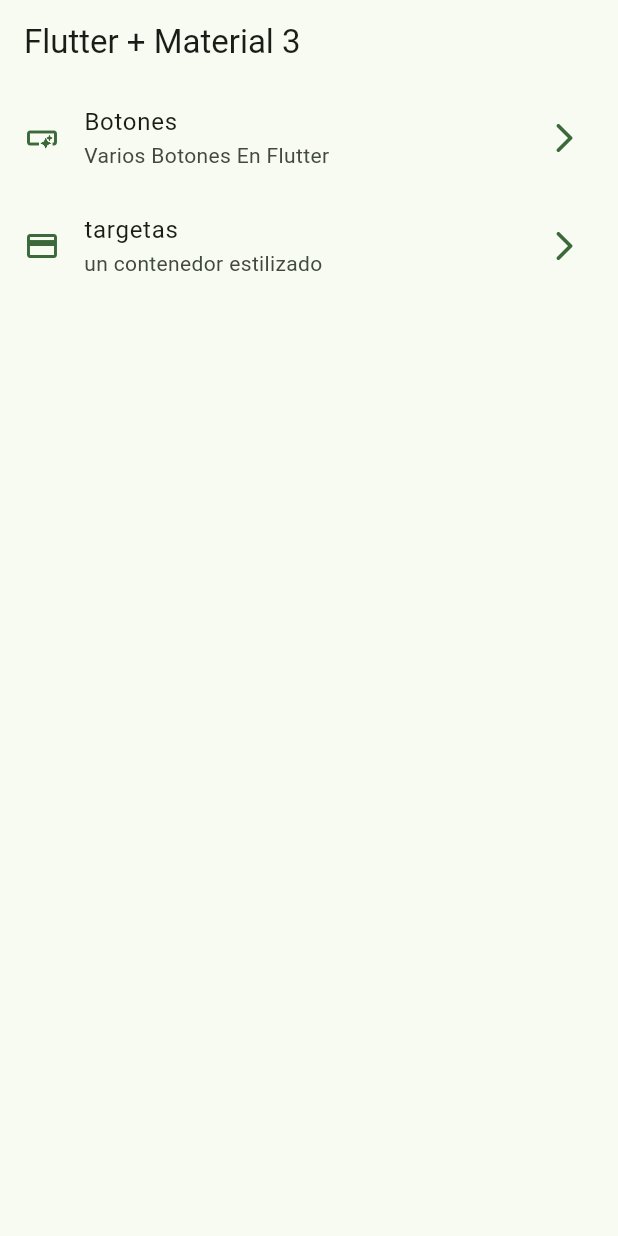
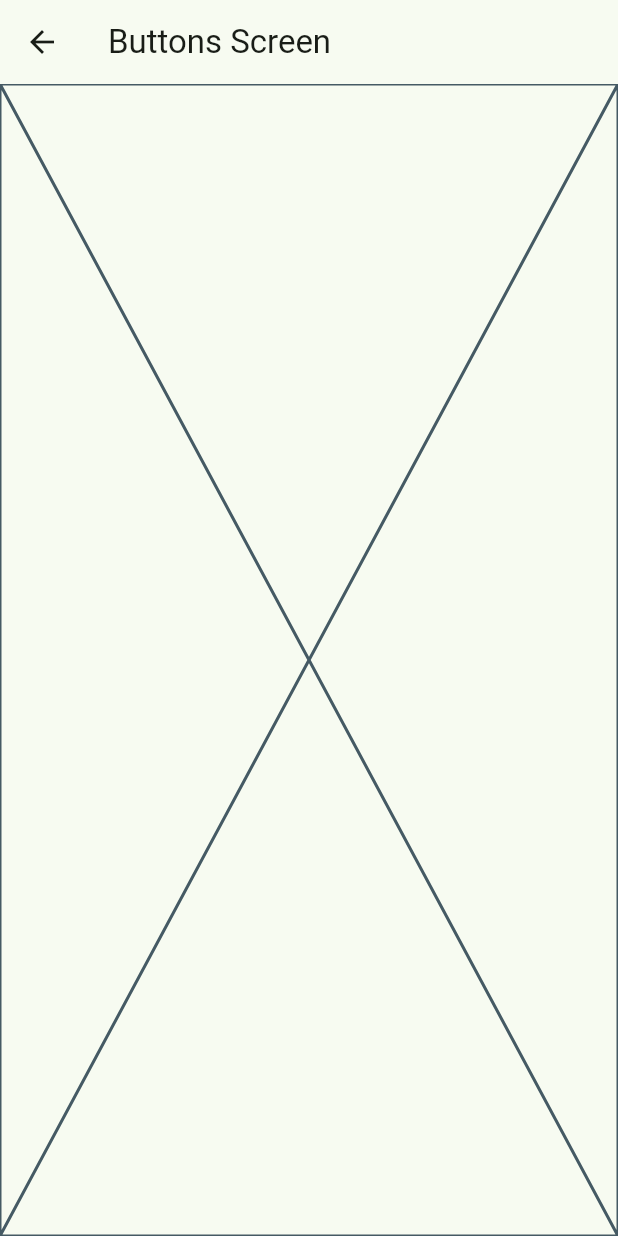
Before and after one commit to ZzcristianZ/widgets_app, a Flutter app: the screen it shows after launch, after a tap on "Botones", on a phone screen of 412 x 824 dp. Run offline on Flutter 3.47's test engine with Material 3 defaults, Android fonts, the phone set to English and light mode, and no system bars; our stand-ins replace go_router.

Commit message:
go_router configurado

```diff
--- a/lib/config/menu/menu_items.dart
+++ b/lib/config/menu/menu_items.dart
@@ -25,10 +25,12 @@ const appMenuItems = <MenuItems>[
     link: '/buttons',
     icon: Icons.smart_button_outlined
   ),
+
   MenuItems(
     title: 'targetas',
     subTitle: 'un contenedor estilizado',
-    link: '/card',
+    link: '/cards',
     icon: Icons.credit_card
   )
+
 ];
--- /dev/null
+++ b/lib/config/router/app_router.dart
@@ -0,0 +1,23 @@
+import 'package:go_router/go_router.dart';
+import 'package:widgets_app/presentation/screens/screens.dart';
+
+// GoRouter configuration
+final  appRouter= GoRouter(
+  routes: [
+
+    GoRoute(
+      path: '/',
+      builder: (context, state) => const HomeScreen(),
+    ),
+
+    GoRoute(
+      path: '/buttons',
+      builder: (context, state) => const ButtonsScreen(),
+    ),
+
+    GoRoute(
+      path: '/cards',
+      builder: (context, state) => const CardsScreens(),
+    ),
+  ],
+);
--- a/lib/main.dart
+++ b/lib/main.dart
@@ -1,6 +1,7 @@
 import 'package:flutter/material.dart';
+import 'package:widgets_app/config/router/app_router.dart';
 import 'package:widgets_app/config/theme/app_theme.dart';
-import 'package:widgets_app/presentation/screens/home/home_screen.dart';
+
 
 void main() {
   runApp(const MainApp());
@@ -11,11 +12,11 @@ class MainApp extends StatelessWidget {
 
   @override
   Widget build(BuildContext context) {
-    return MaterialApp(
+    return MaterialApp.router(
       debugShowCheckedModeBanner: false,
       theme: AppTheme(selectedColor: 3).getTheme(),
+      routerConfig: appRouter,
 
-      home: const HomeScreen(),
 
     );
   }
--- /dev/null
+++ b/lib/presentation/screens/buttons/buttons_screen.dart
@@ -0,0 +1,17 @@
+import 'package:flutter/material.dart';
+
+
+
+class ButtonsScreen extends StatelessWidget {
+  const ButtonsScreen({super.key});
+
+  @override
+  Widget build(BuildContext context) {
+    return Scaffold(
+      appBar: AppBar(
+        title: Text('Buttons Screen'),
+      ),
+      body: const Placeholder(),
+    );
+  }
+}
--- /dev/null
+++ b/lib/presentation/screens/cards/cards_screens.dart
@@ -0,0 +1,16 @@
+import 'package:flutter/material.dart';
+
+
+class CardsScreens extends StatelessWidget {
+  const CardsScreens({super.key});
+
+  @override
+  Widget build(BuildContext context) {
+    return Scaffold(
+      appBar: AppBar(
+        title: Text('Cards Screen'),
+      ),
+      body: const Placeholder(),
+    );
+  }
+}
--- a/lib/presentation/screens/home/home_screen.dart
+++ b/lib/presentation/screens/home/home_screen.dart
@@ -1,5 +1,7 @@
 import 'package:flutter/material.dart';
+import 'package:go_router/go_router.dart';
 import 'package:widgets_app/config/menu/menu_items.dart';
+
 
 
 
@@ -49,14 +51,15 @@ class _CustomListTile extends StatelessWidget {
 
     return ListTile(
       leading: Icon(menuItem.icon, color: colors.primary),
+      title: Text(menuItem.title),
       trailing: Icon(Icons.arrow_forward_ios_rounded, color: colors.primary),
-      title: Text(menuItem.title),
       subtitle: Text(menuItem.subTitle),
       onTap: () {
+        //Navigator.pushNamed(context, menuItem.link);
+
+      context.push(menuItem.link);
 
       },
-
-
     );
   }
 }
--- /dev/null
+++ b/lib/presentation/screens/screens.dart
@@ -0,0 +1,3 @@
+export 'buttons/buttons_screen.dart';
+export 'cards/cards_screens.dart';
+export 'home/home_screen.dart';
--- a/pubspec.yaml
+++ b/pubspec.yaml
@@ -7,13 +7,14 @@ environment:
   sdk: ^3.9.2
 
 dependencies:
+  go_router: ^17.0.1
   flutter:
     sdk: flutter
 
 dev_dependencies:
+  flutter_lints: ^5.0.0
   flutter_test:
     sdk: flutter
-  flutter_lints: ^5.0.0
 
 flutter:
   uses-material-design: true
```
Also changed, not shown: pubspec.lock, 1 other file.
